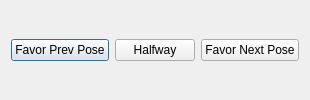
Before: the Qt Designer form NC_TweenUI.ui in shhlife/harmony, drawn with Qt 5.
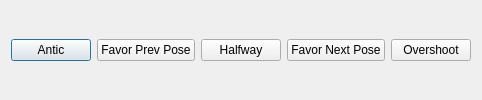
After: the same form once the commit is applied.

Commit message:
Added antic and overshoot buttons
Experiment to try overshoot and antic.

Diff of the .ui file:
```diff
--- a/NC_TweenUI.ui
+++ b/NC_TweenUI.ui
@@ -9,6 +9,14 @@
    <item>
     <layout class="QHBoxLayout" name="horizontalLayout">
      <item>
+      <widget class="QPushButton" name="AnticButton">
+       <property name="text">
+        <string>Antic</string>
+       </property>
+      </widget>
+     </item>
+    <item>
+
       <widget class="QPushButton" name="FavorAButton">
        <property name="text">
         <string>Favor Prev Pose</string>
@@ -29,7 +37,13 @@
        </property>
       </widget>
      </item>
-    
+    <item>
+      <widget class="QPushButton" name="OvershootButton">
+       <property name="text">
+        <string>Overshoot</string>
+       </property>
+      </widget>
+     </item>
      
     </layout>
    </item>
```
The commit also changes 1 other file.
